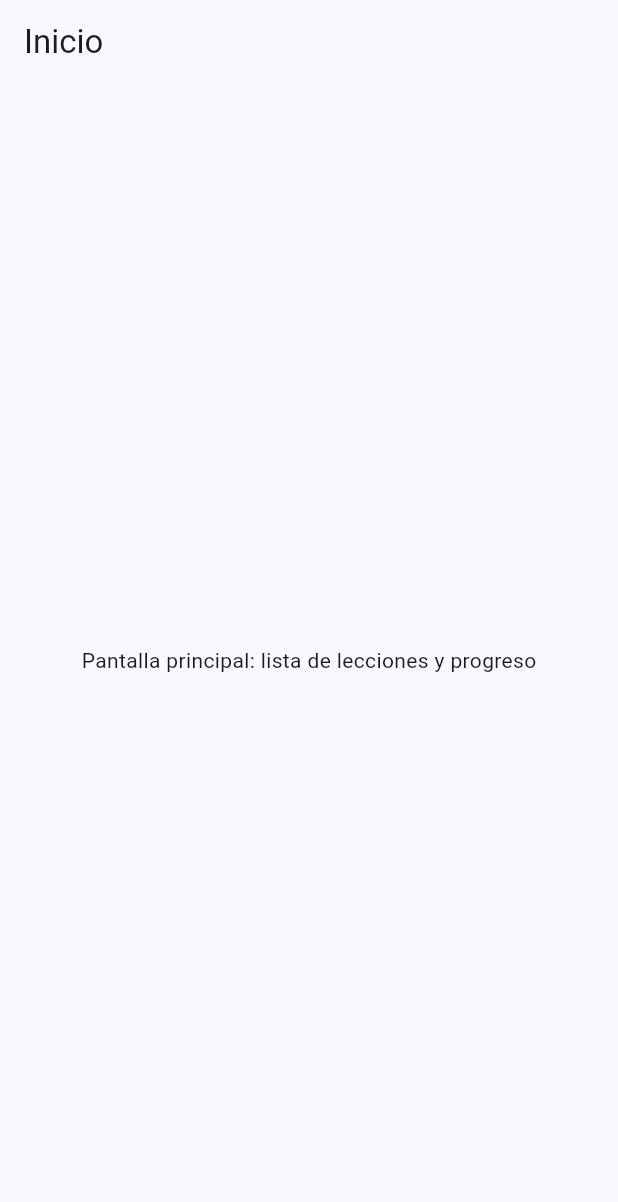
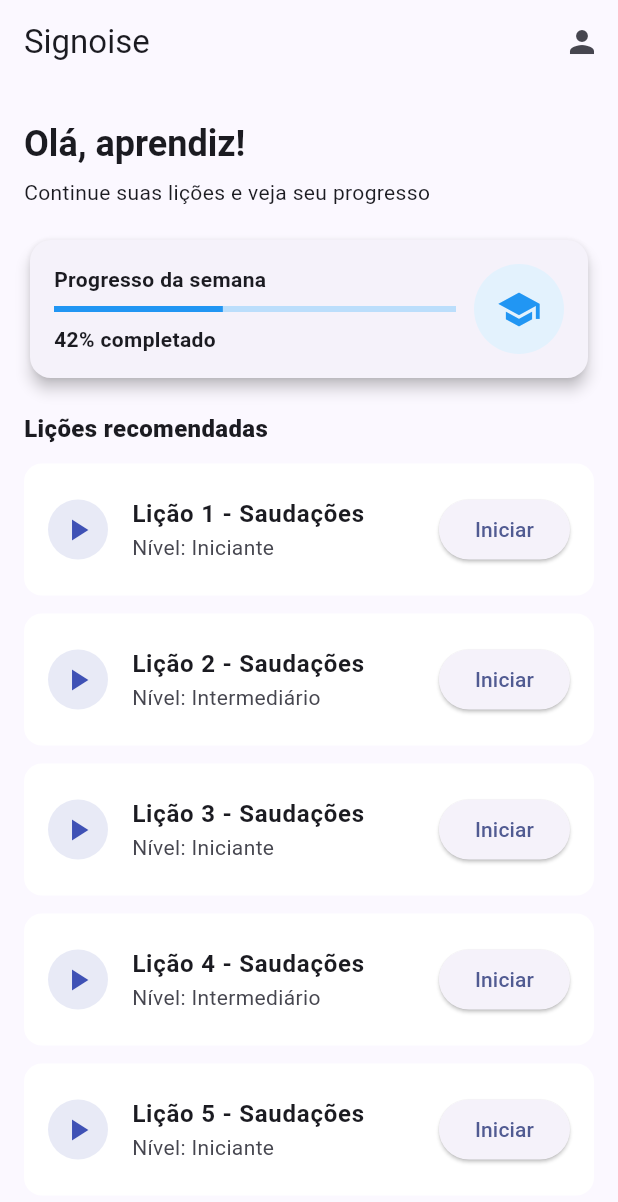
Before and after one commit to EEEEERIKO/aplicacion_senas, a Flutter app: the HomeScreen screen opened by its route, on a phone screen of 412 x 824 dp. Shown: the top 1202 px of the screen. Run offline on Flutter 3.47's test engine with Material 3 defaults, Android fonts, the phone set to English and light mode, and no system bars; our stand-ins replace firebase_auth, flutter_riverpod, flutter_secure_storage, go_router; accounts and stored records are empty.

Commit message:
chore(frontend): snapshot — UI login/register/home y mock auth

```diff
--- a/lib/main.dart
+++ b/lib/main.dart
@@ -1,11 +1,9 @@
 import 'package:flutter/material.dart';
 import 'package:flutter_riverpod/flutter_riverpod.dart';
-import 'package:firebase_core/firebase_core.dart';
 import 'src/app.dart';
-import 'firebase_options.dart';
 
-void main() async {
+void main() {
   WidgetsFlutterBinding.ensureInitialized();
-  await Firebase.initializeApp(options: DefaultFirebaseOptions.currentPlatform);
+  // Temporarily run without Firebase configured (mock auth)
   runApp(const ProviderScope(child: App()));
 }
--- a/lib/src/ui/screens/home_screen.dart
+++ b/lib/src/ui/screens/home_screen.dart
@@ -1,4 +1,5 @@
 import 'package:flutter/material.dart';
+import 'package:go_router/go_router.dart';
 
 class HomeScreen extends StatelessWidget {
   const HomeScreen({super.key});
@@ -6,8 +7,74 @@ class HomeScreen extends StatelessWidget {
   @override
   Widget build(BuildContext context) {
     return Scaffold(
-      appBar: AppBar(title: const Text('Inicio')),
-      body: const Center(child: Text('Pantalla principal: lista de lecciones y progreso')),
+      appBar: AppBar(
+        title: const Text('Signoise'),
+        actions: [IconButton(onPressed: () => context.push('/profile'), icon: const Icon(Icons.person))],
+      ),
+      body: SingleChildScrollView(
+        padding: const EdgeInsets.all(16),
+        child: Column(
+          crossAxisAlignment: CrossAxisAlignment.start,
+          children: [
+            const SizedBox(height: 8),
+            Text('Olá, aprendiz!', style: Theme.of(context).textTheme.headlineSmall?.copyWith(fontWeight: FontWeight.bold)),
+            const SizedBox(height: 6),
+            Text('Continue suas lições e veja seu progresso', style: Theme.of(context).textTheme.bodyMedium),
+            const SizedBox(height: 18),
+
+            // Progress card
+            Card(
+              shape: RoundedRectangleBorder(borderRadius: BorderRadius.circular(14)),
+              elevation: 4,
+              child: Padding(
+                padding: const EdgeInsets.all(16),
+                child: Row(
+                  children: [
+                    Expanded(
+                      child: Column(
+                        crossAxisAlignment: CrossAxisAlignment.start,
+                        children: [
+                          const Text('Progresso da semana', style: TextStyle(fontWeight: FontWeight.w700)),
+                          const SizedBox(height: 8),
+                          LinearProgressIndicator(value: 0.42, color: Colors.blue, backgroundColor: Colors.blue.shade100),
+                          const SizedBox(height: 8),
+                          const Text('42% completado', style: TextStyle(fontWeight: FontWeight.w600)),
+                        ],
+                      ),
+                    ),
+                    const SizedBox(width: 12),
+                    CircleAvatar(radius: 30, backgroundColor: Colors.blue.shade50, child: const Icon(Icons.school, color: Colors.blue, size: 30)),
+                  ],
+                ),
+              ),
+            ),
+
+            const SizedBox(height: 18),
+            const Text('Lições recomendadas', style: TextStyle(fontWeight: FontWeight.w800, fontSize: 16)),
+            const SizedBox(height: 12),
+
+            // lessons list (mock)
+            Column(
+              children: List.generate(5, (i) {
+                final title = 'Lição ${i + 1} - Saudações';
+                final subtitle = i % 2 == 0 ? 'Nível: Iniciante' : 'Nível: Intermediário';
+                return Padding(
+                  padding: const EdgeInsets.only(bottom: 12),
+                  child: ListTile(
+                    tileColor: Colors.white,
+                    shape: RoundedRectangleBorder(borderRadius: BorderRadius.circular(12)),
+                    contentPadding: const EdgeInsets.symmetric(horizontal: 16, vertical: 8),
+                    leading: CircleAvatar(backgroundColor: Colors.indigo.shade50, child: const Icon(Icons.play_arrow, color: Colors.indigo)),
+                    title: Text(title, style: const TextStyle(fontWeight: FontWeight.w700)),
+                    subtitle: Text(subtitle),
+                    trailing: ElevatedButton(onPressed: () => context.push('/profile'), child: const Text('Iniciar')),
+                  ),
+                );
+              }),
+            )
+          ],
+        ),
+      ),
     );
   }
 }
```
Also changed, not shown: docs/api/content_api.yaml (added, +33 -0 lines), lib/l10n/intl_en.arb (added, +7 -0 lines), lib/l10n/intl_pt.arb (added, +7 -0 lines), lib/src/app.dart (+6 -2 lines), lib/src/data/repositories/mock_user_repository.dart (added, +26 -0 lines), lib/src/ui/screens/login_screen.dart (+63 -58 lines), lib/src/ui/screens/register_screen.dart (added, +93 -0 lines), 1 other file.
